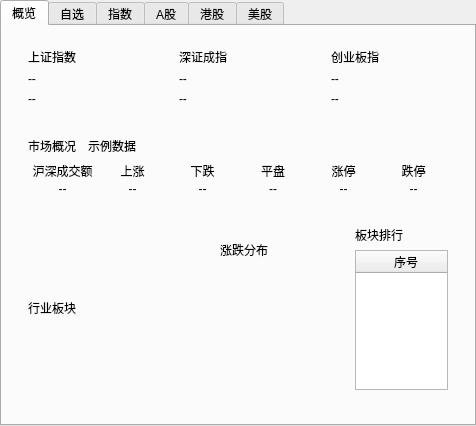
This is Mary/components/CViewHQMarket.ui in fengwanggangx/Mary as Qt 5 draws it before an edit. The edited form follows.
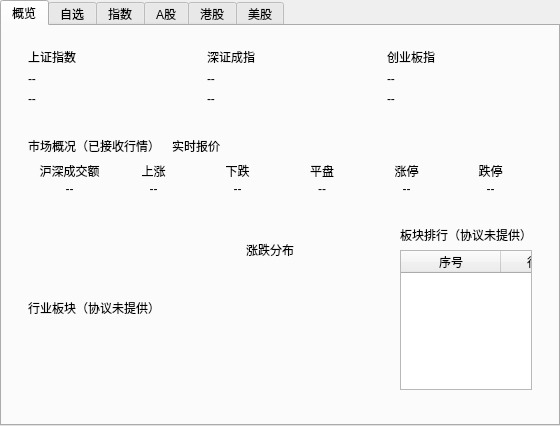
This is the edited form. Custom widgets are drawn as their Qt base class.

```diff
--- a/Mary/components/CViewHQMarket.ui
+++ b/Mary/components/CViewHQMarket.ui
@@ -256,7 +256,7 @@
 												<item>
 													<widget class="QLabel" name="summaryTitle">
 														<property name="text">
-															<string>市场概况</string>
+															<string>市场概况（已接收行情）</string>
 														</property>
 														<property name="overviewHeading" stdset="0">
 															<bool>true</bool>
@@ -266,7 +266,7 @@
 												<item>
 													<widget class="QLabel" name="summaryBadge">
 														<property name="text">
-															<string>示例数据</string>
+															<string>实时报价</string>
 														</property>
 														<property name="overviewBadge" stdset="0">
 															<bool>true</bool>
@@ -656,7 +656,7 @@
 												<item>
 													<widget class="QLabel" name="sectorsTitle">
 														<property name="text">
-															<string>行业板块</string>
+															<string>行业板块（协议未提供）</string>
 														</property>
 														<property name="overviewHeading" stdset="0">
 															<bool>true</bool>
@@ -765,7 +765,7 @@
 												<item>
 													<widget class="QLabel" name="rankingTitle">
 														<property name="text">
-															<string>板块排行</string>
+															<string>板块排行（协议未提供）</string>
 														</property>
 														<property name="overviewHeading" stdset="0">
 															<bool>true</bool>
```
